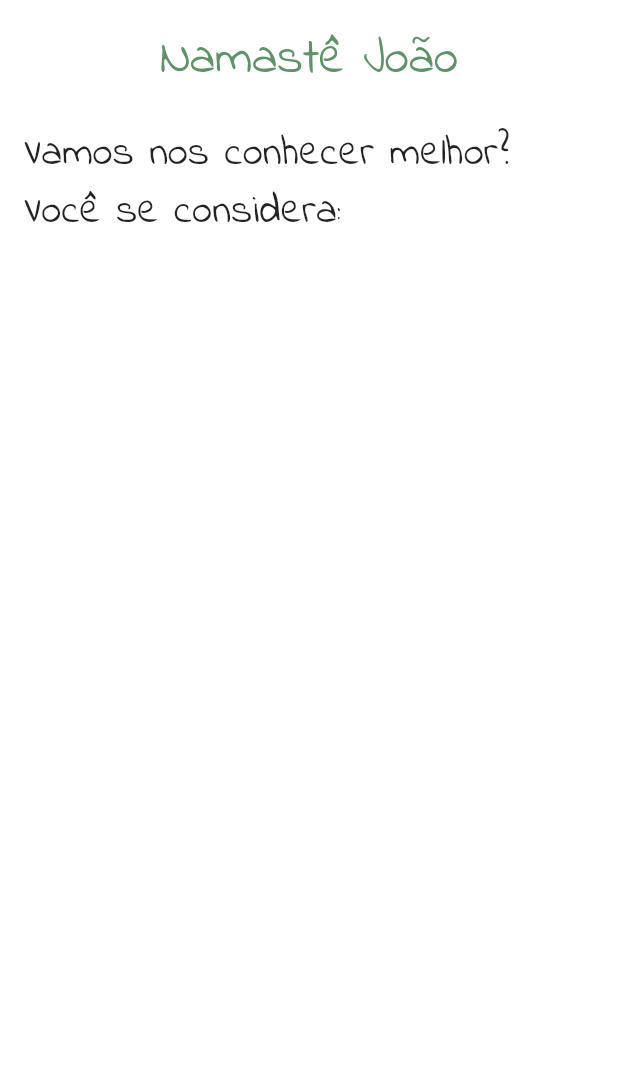
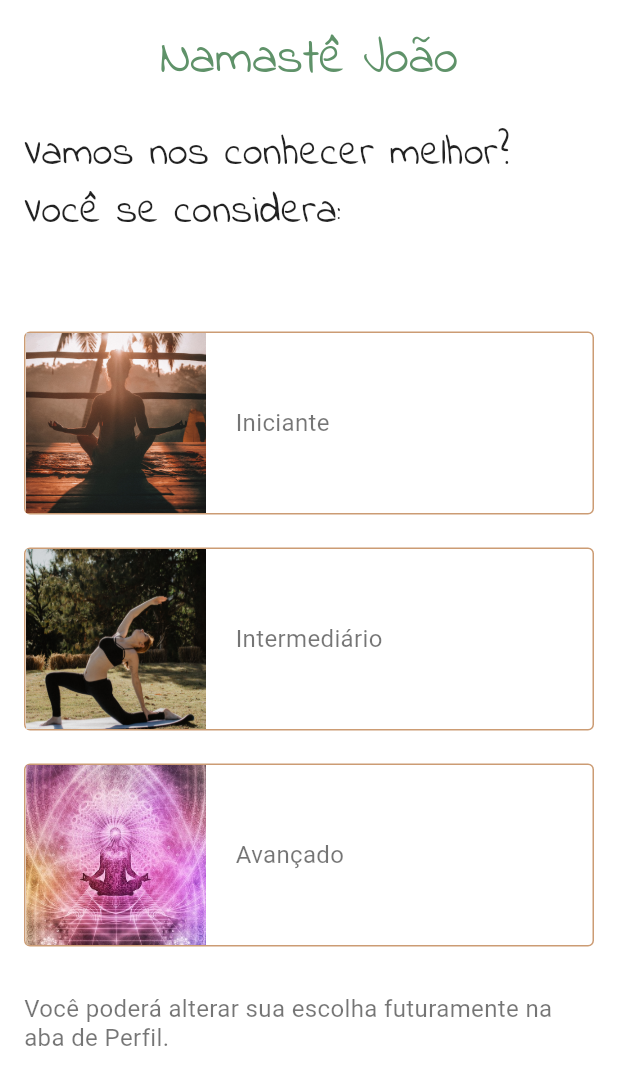
Before and after one commit to pachecofc/yoganath, a Flutter app: the Level screen opened by its route, on a phone screen of 412 x 824 dp. Shown: the top 1085 px of the screen. Run offline on Flutter 3.47's test engine with Material 2 defaults, Android fonts, the phone set to English and light mode, and no system bars.

Commit message:
feat: add pick level screen

```diff
--- a/lib/main.dart
+++ b/lib/main.dart
@@ -21,6 +21,12 @@ class YogaNath extends StatelessWidget {
         buttonColor: Color(0xff5F9269),
         accentColor: Color(0xff32643E),
         scaffoldBackgroundColor: Colors.white,
+        cardTheme: CardTheme(
+          shadowColor: Color(0xffDEA97E),
+          margin: EdgeInsets.symmetric(
+            vertical: 11.0,
+          ),
+        ),
         textTheme: Typography.blackMountainView.copyWith(
           bodyText2: TextStyle(color: Colors.black54, fontSize: 16.0),
           headline5: TextStyle(
--- a/lib/screens/level_screen.dart
+++ b/lib/screens/level_screen.dart
@@ -1,4 +1,6 @@
 import 'package:flutter/material.dart';
+import 'package:yoganath/services/routeGenerator.dart';
+import 'package:yoganath/widgets/reusableCard.dart';
 
 class Level extends StatelessWidget {
   @override
@@ -20,6 +22,29 @@ class Level extends StatelessWidget {
                   'Vamos nos conhecer melhor? Você se considera:',
                   style: Theme.of(context).textTheme.headline6,
                 ),
+                SizedBox(
+                  height: 49.0,
+                ),
+                ReusableCard(
+                  cardImage: 'beginner.jpg',
+                  cardText: 'Iniciante',
+                  routeName: RouteGenerator.kSIGNUP_ROUTE,
+                ),
+                ReusableCard(
+                  cardImage: 'intermediate.jpg',
+                  cardText: 'Intermediário',
+                  routeName: RouteGenerator.kLOGIN_ROUTE,
+                ),
+                ReusableCard(
+                  cardImage: 'advanced.jpg',
+                  cardText: 'Avançado',
+                  routeName: RouteGenerator.kSIGNUP_ROUTE,
+                ),
+                Padding(
+                  padding: EdgeInsets.symmetric(vertical: 21.0),
+                  child: Text(
+                      'Você poderá alterar sua escolha futuramente na aba de Perfil.'),
+                ),
               ],
             ),
           ),
--- /dev/null
+++ b/lib/widgets/reusableCard.dart
@@ -0,0 +1,54 @@
+import 'package:flutter/material.dart';
+
+class ReusableCard extends StatelessWidget {
+  const ReusableCard(
+      {@required this.cardImage,
+      @required this.cardText,
+      @required this.routeName});
+
+  final String cardImage;
+  final String cardText;
+  final String routeName;
+
+  @override
+  Widget build(BuildContext context) {
+    return GestureDetector(
+      onTap: () {
+        Navigator.pushReplacementNamed(context, routeName);
+      },
+      child: Container(
+        margin: EdgeInsets.symmetric(vertical: 11.0),
+        decoration: BoxDecoration(
+          border: Border.all(color: Theme.of(context).primaryColor),
+          borderRadius: BorderRadius.all(
+            Radius.circular(4.0),
+          ),
+        ),
+        child: Row(
+          children: <Widget>[
+            Column(
+              children: <Widget>[
+                SizedBox(
+                  height: 120.0,
+                  width: 120.0,
+                  child: Image.asset(
+                    'assets/images/$cardImage',
+                    fit: BoxFit.cover,
+                  ),
+                ),
+              ],
+            ),
+            Column(
+              children: <Widget>[
+                Padding(
+                  padding: const EdgeInsets.symmetric(horizontal: 20.0),
+                  child: Text(cardText),
+                )
+              ],
+            ),
+          ],
+        ),
+      ),
+    );
+  }
+}
```
Also changed, not shown: assets/images/advanced.jpg (added), assets/images/beginner.jpg (added), assets/images/intermediate.jpg (added).
